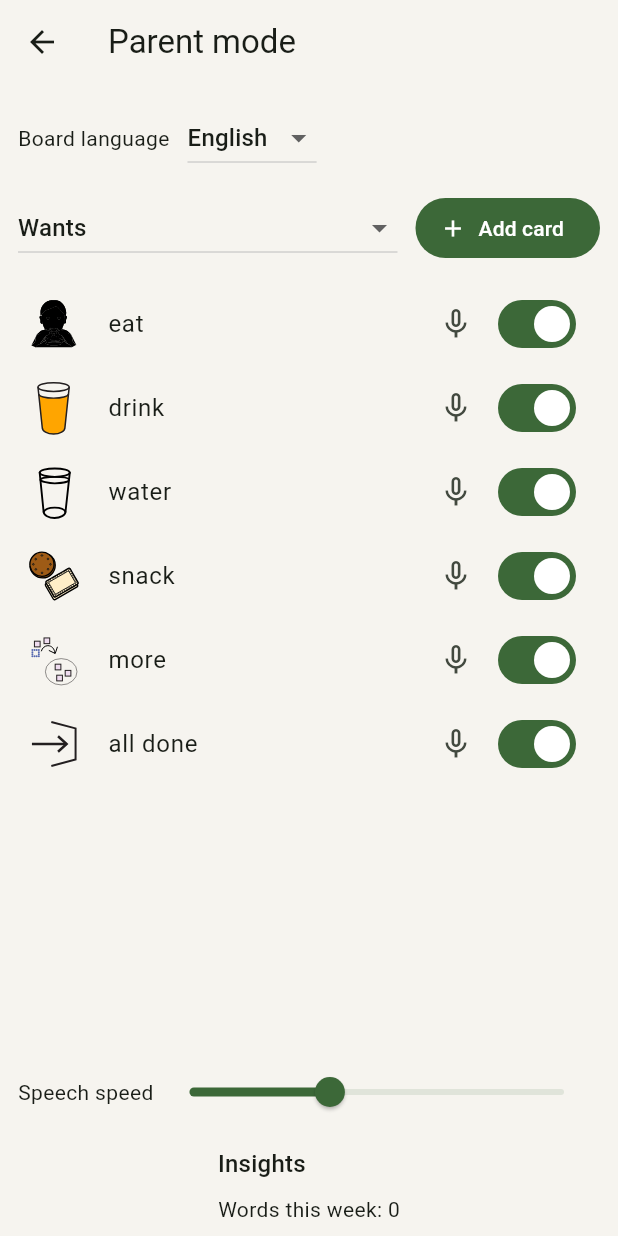
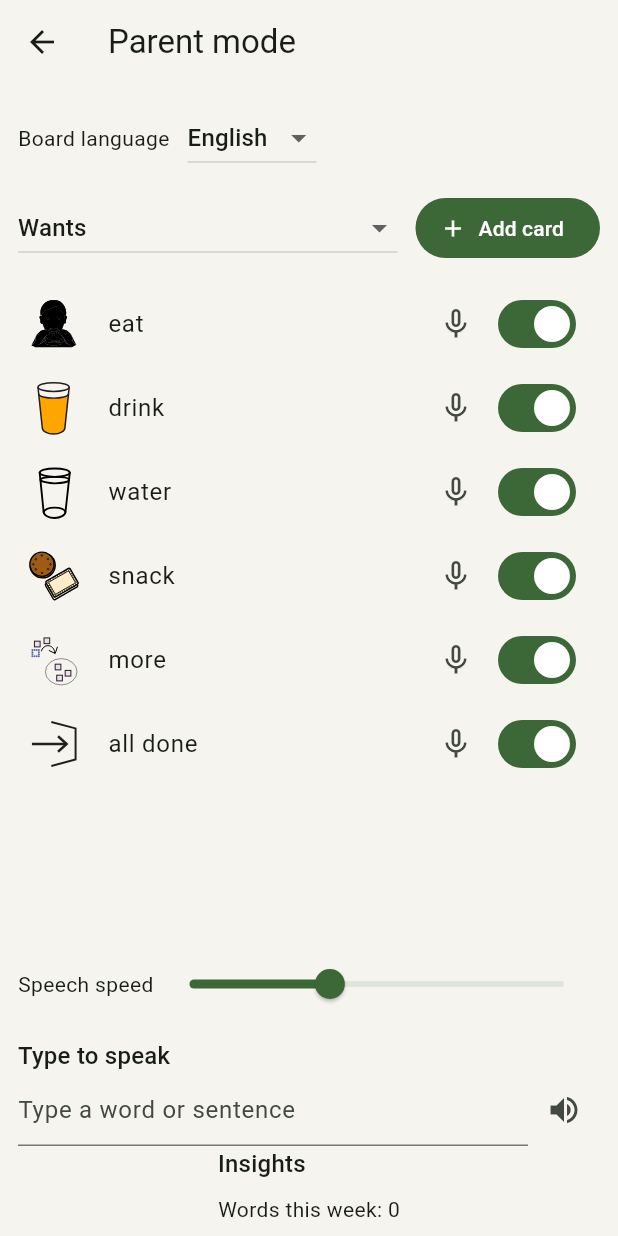
Before and after one commit to mdotadil/bolo, a Flutter app: the ParentScreen screen opened directly, on a phone screen of 412 x 824 dp. Run offline on Flutter 3.47's test engine with Material 3 defaults, Android fonts, the phone set to English and light mode, and no system bars; our stand-ins replace audioplayers, flutter_riverpod, flutter_svg, flutter_tts, image_picker; missing offline and left inert: record.

Commit message:
feat: type-to-speak parent tool with session recents
Co-Authored-By: Claude Fable 5 <noreply@anthropic.com>

```diff
--- a/lib/features/parent/parent_screen.dart
+++ b/lib/features/parent/parent_screen.dart
@@ -7,6 +7,7 @@ import '../board/board_providers.dart';
 import 'add_card_sheet.dart';
 import 'insights_section.dart';
 import 'record_sheet.dart';
+import 'type_to_speak.dart';
 
 class ParentScreen extends ConsumerStatefulWidget {
   const ParentScreen({super.key});
@@ -155,6 +156,10 @@ class _ParentScreenState extends ConsumerState<ParentScreen> {
             ),
             const Padding(
               padding: EdgeInsetsDirectional.symmetric(horizontal: 12),
+              child: TypeToSpeak(),
+            ),
+            const Padding(
+              padding: EdgeInsetsDirectional.symmetric(horizontal: 12),
               child: InsightsSection(),
             ),
           ]);
--- /dev/null
+++ b/lib/features/parent/type_to_speak.dart
@@ -0,0 +1,71 @@
+import 'package:flutter/material.dart';
+import 'package:flutter_riverpod/flutter_riverpod.dart';
+import '../board/board_providers.dart';
+
+/// Parent tool: type anything, the phone speaks it in the active language.
+/// Session-only recents; nothing is persisted.
+class TypeToSpeak extends ConsumerStatefulWidget {
+  const TypeToSpeak({super.key});
+  @override
+  ConsumerState<TypeToSpeak> createState() => _TypeToSpeakState();
+}
+
+class _TypeToSpeakState extends ConsumerState<TypeToSpeak> {
+  final _controller = TextEditingController();
+  final List<String> _recents = [];
+
+  @override
+  void dispose() {
+    _controller.dispose();
+    super.dispose();
+  }
+
+  Future<void> _speak([String? text]) async {
+    final t = (text ?? _controller.text).trim();
+    if (t.isEmpty) return;
+    final lang = ref.read(boardNotifierProvider).value?.activeLanguage ?? 'en';
+    await ref.read(speechServiceProvider).speakText(t, language: lang);
+    if (text == null) {
+      setState(() {
+        _recents.remove(t);
+        _recents.insert(0, t);
+        if (_recents.length > 10) _recents.removeLast();
+        _controller.clear();
+      });
+    }
+  }
+
+  @override
+  Widget build(BuildContext context) {
+    return Column(crossAxisAlignment: CrossAxisAlignment.start, children: [
+      Text('Type to speak', style: Theme.of(context).textTheme.titleMedium),
+      Row(children: [
+        Expanded(
+          child: TextField(
+            key: const ValueKey('tts-field'),
+            controller: _controller,
+            decoration: const InputDecoration(hintText: 'Type a word or sentence'),
+            onSubmitted: (_) => _speak(),
+          ),
+        ),
+        IconButton(
+          key: const ValueKey('tts-speak'),
+          icon: const Icon(Icons.volume_up),
+          onPressed: _speak,
+        ),
+      ]),
+      if (_recents.isNotEmpty)
+        Padding(
+          padding: const EdgeInsetsDirectional.only(top: 4),
+          child: Wrap(spacing: 8, children: [
+            for (var i = 0; i < _recents.length; i++)
+              ActionChip(
+                key: ValueKey('tts-recent-$i'),
+                label: Text(_recents[i]),
+                onPressed: () => _speak(_recents[i]),
+              ),
+          ]),
+        ),
+    ]);
+  }
+}
```
Also changed, not shown: 1 other file.
